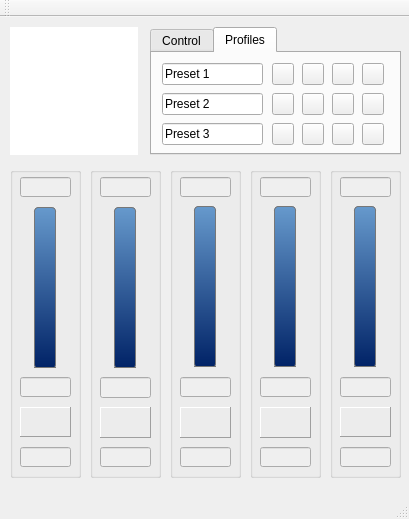
Old version of the form gui_mainwindow.ui in the repository Shub77/phoebetria-code.
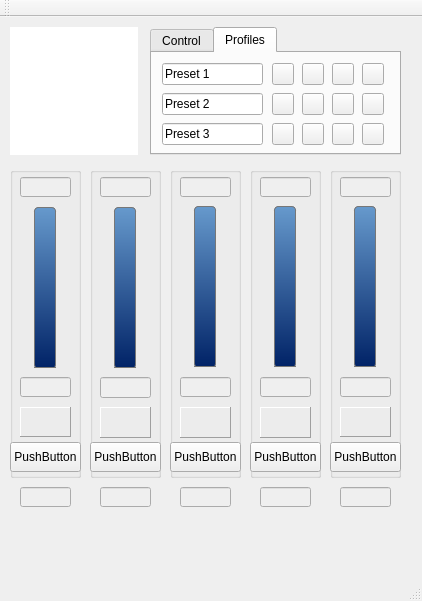
New version of the form. Icons and pictures are not drawn.

Commit message: Added buttons for Alarm setting and change the names on the profile buttons

What changed in the file:
```diff
--- a/gui_mainwindow.ui
+++ b/gui_mainwindow.ui
@@ -6,8 +6,8 @@
    <rect>
     <x>0</x>
     <y>0</y>
-    <width>409</width>
-    <height>519</height>
+    <width>422</width>
+    <height>601</height>
    </rect>
   </property>
   <property name="sizePolicy">
@@ -192,26 +192,20 @@
       <enum>QSlider::TicksAbove</enum>
      </property>
     </widget>
-    <widget class="QLineEdit" name="ctrl_channel5alarmTemp">
-     <property name="enabled">
-      <bool>false</bool>
-     </property>
+    <widget class="QPushButton" name="btn_channel5AlarmTemp">
      <property name="geometry">
       <rect>
-       <x>10</x>
-       <y>280</y>
-       <width>51</width>
-       <height>20</height>
+       <x>0</x>
+       <y>275</y>
+       <width>71</width>
+       <height>30</height>
       </rect>
      </property>
      <property name="toolTip">
       <string>Alarm Temperature</string>
      </property>
      <property name="text">
-      <string/>
-     </property>
-     <property name="readOnly">
-      <bool>true</bool>
+      <string>PushButton</string>
      </property>
     </widget>
    </widget>
@@ -374,26 +368,20 @@
       <enum>QSlider::TicksAbove</enum>
      </property>
     </widget>
-    <widget class="QLineEdit" name="ctrl_channel2alarmTemp">
-     <property name="enabled">
-      <bool>false</bool>
-     </property>
+    <widget class="QPushButton" name="btn_channel2AlarmTemp">
      <property name="geometry">
       <rect>
-       <x>10</x>
-       <y>280</y>
-       <width>51</width>
-       <height>20</height>
+       <x>0</x>
+       <y>275</y>
+       <width>71</width>
+       <height>30</height>
       </rect>
      </property>
      <property name="toolTip">
       <string>Alarm Temperature</string>
      </property>
      <property name="text">
-      <string/>
-     </property>
-     <property name="readOnly">
-      <bool>true</bool>
+      <string>PushButton</string>
      </property>
     </widget>
    </widget>
@@ -556,26 +544,20 @@
       <enum>QSlider::TicksAbove</enum>
      </property>
     </widget>
-    <widget class="QLineEdit" name="ctrl_channel4alarmTemp">
-     <property name="enabled">
-      <bool>false</bool>
-     </property>
+    <widget class="QPushButton" name="btn_channel4AlarmTemp">
      <property name="geometry">
       <rect>
-       <x>10</x>
-       <y>280</y>
-       <width>51</width>
-       <height>20</height>
+       <x>0</x>
+       <y>275</y>
+       <width>71</width>
+       <height>30</height>
       </rect>
      </property>
      <property name="toolTip">
       <string>Alarm Temperature</string>
      </property>
      <property name="text">
-      <string/>
-     </property>
-     <property name="readOnly">
-      <bool>true</bool>
+      <string>PushButton</string>
      </property>
     </widget>
     <zorder>label_5</zorder>
@@ -743,26 +725,20 @@
       <enum>QSlider::TicksAbove</enum>
      </property>
     </widget>
-    <widget class="QLineEdit" name="ctrl_channel3alarmTemp">
-     <property name="enabled">
-      <bool>false</bool>
-     </property>
+    <widget class="QPushButton" name="btn_channel3AlarmTemp">
      <property name="geometry">
       <rect>
-       <x>10</x>
-       <y>280</y>
-       <width>51</width>
-       <height>20</height>
+       <x>0</x>
+       <y>275</y>
+       <width>71</width>
+       <height>30</height>
       </rect>
      </property>
      <property name="toolTip">
       <string>Alarm Temperature</string>
      </property>
      <property name="text">
-      <string/>
-     </property>
-     <property name="readOnly">
-      <bool>true</bool>
+      <string>PushButton</string>
      </property>
     </widget>
    </widget>
@@ -936,26 +912,20 @@
       <enum>QSlider::TicksAbove</enum>
      </property>
     </widget>
-    <widget class="QLineEdit" name="ctrl_channel1alarmTemp">
-     <property name="enabled">
-      <bool>false</bool>
-     </property>
+    <widget class="QPushButton" name="btn_channel1AlarmTemp">
      <property name="geometry">
       <rect>
-       <x>10</x>
-       <y>280</y>
-       <width>51</width>
-       <height>20</height>
+       <x>0</x>
+       <y>275</y>
+       <width>71</width>
+       <height>30</height>
       </rect>
      </property>
      <property name="toolTip">
       <string>Alarm Temperature</string>
      </property>
      <property name="text">
-      <string/>
-     </property>
-     <property name="readOnly">
-      <bool>true</bool>
+      <string>PushButton</string>
      </property>
     </widget>
    </widget>
@@ -1678,6 +1648,116 @@
      </widget>
     </widget>
    </widget>
+   <widget class="QLineEdit" name="ctrl_channel1alarmTemp">
+    <property name="enabled">
+     <bool>false</bool>
+    </property>
+    <property name="geometry">
+     <rect>
+      <x>20</x>
+      <y>470</y>
+      <width>51</width>
+      <height>20</height>
+     </rect>
+    </property>
+    <property name="toolTip">
+     <string>Alarm Temperature</string>
+    </property>
+    <property name="text">
+     <string/>
+    </property>
+    <property name="readOnly">
+     <bool>true</bool>
+    </property>
+   </widget>
+   <widget class="QLineEdit" name="ctrl_channel2alarmTemp">
+    <property name="enabled">
+     <bool>false</bool>
+    </property>
+    <property name="geometry">
+     <rect>
+      <x>100</x>
+      <y>470</y>
+      <width>51</width>
+      <height>20</height>
+     </rect>
+    </property>
+    <property name="toolTip">
+     <string>Alarm Temperature</string>
+    </property>
+    <property name="text">
+     <string/>
+    </property>
+    <property name="readOnly">
+     <bool>true</bool>
+    </property>
+   </widget>
+   <widget class="QLineEdit" name="ctrl_channel3alarmTemp">
+    <property name="enabled">
+     <bool>false</bool>
+    </property>
+    <property name="geometry">
+     <rect>
+      <x>180</x>
+      <y>470</y>
+      <width>51</width>
+      <height>20</height>
+     </rect>
+    </property>
+    <property name="toolTip">
+     <string>Alarm Temperature</string>
+    </property>
+    <property name="text">
+     <string/>
+    </property>
+    <property name="readOnly">
+     <bool>true</bool>
+    </property>
+   </widget>
+   <widget class="QLineEdit" name="ctrl_channel4alarmTemp">
+    <property name="enabled">
+     <bool>false</bool>
+    </property>
+    <property name="geometry">
+     <rect>
+      <x>260</x>
+      <y>470</y>
+      <width>51</width>
+      <height>20</height>
+     </rect>
+    </property>
+    <property name="toolTip">
+     <string>Alarm Temperature</string>
+    </property>
+    <property name="text">
+     <string/>
+    </property>
+    <property name="readOnly">
+     <bool>true</bool>
+    </property>
+   </widget>
+   <widget class="QLineEdit" name="ctrl_channel5alarmTemp">
+    <property name="enabled">
+     <bool>false</bool>
+    </property>
+    <property name="geometry">
+     <rect>
+      <x>340</x>
+      <y>470</y>
+      <width>51</width>
+      <height>20</height>
+     </rect>
+    </property>
+    <property name="toolTip">
+     <string>Alarm Temperature</string>
+    </property>
+    <property name="text">
+     <string/>
+    </property>
+    <property name="readOnly">
+     <bool>true</bool>
+    </property>
+   </widget>
   </widget>
   <widget class="QMenuBar" name="menuBar">
    <property name="geometry">
```
Left out of the diff: 50 changed lines with no effect on the pictures.
